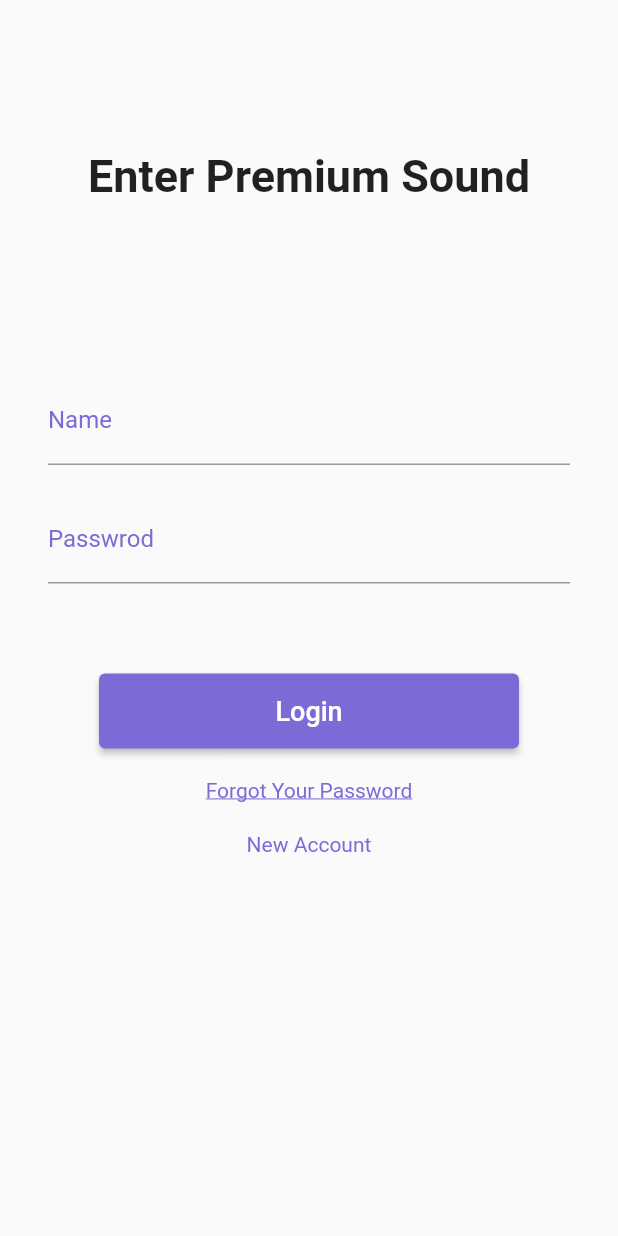
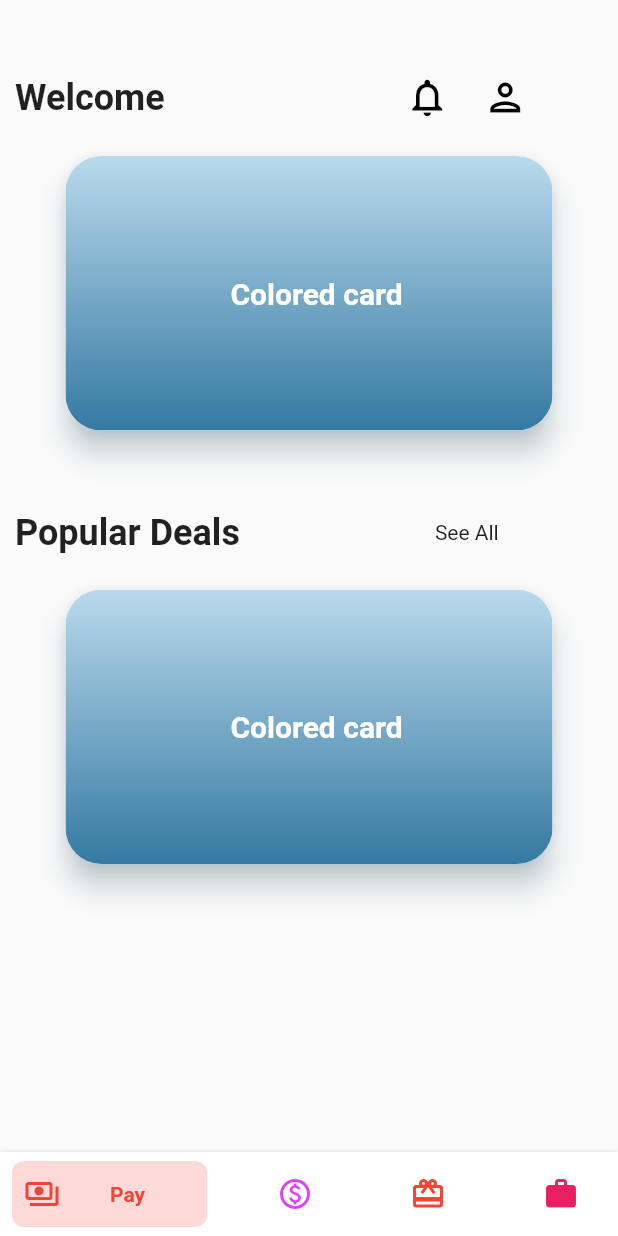
Before and after one commit to ankurk10/Ecommerce-App, a Flutter app: the LoginScreen widget shown alone on an empty page, opened directly, after a tap on "Login", on a phone screen of 412 x 824 dp. Run offline on Flutter 3.47's test engine with Material 2 defaults, Android fonts, the phone set to English and light mode, and no system bars; drawn by our look-alikes of bottom_navy_bar; our stand-ins replace badges.

Commit message:
Added Bottom Navigation and HomeScreen

```diff
--- /dev/null
+++ b/lib/bottom_nav_bar.dart
@@ -0,0 +1,79 @@
+import 'package:flutter/material.dart';
+import 'package:bottom_navy_bar/bottom_navy_bar.dart';
+import 'package:e_commerce_app/home_screen.dart';
+import 'package:e_commerce_app/product_screen.dart';
+import 'package:e_commerce_app/offer_screen.dart';
+import 'package:e_commerce_app/my_account.dart';
+
+void main() => runApp(MyApp());
+
+class MyApp extends StatelessWidget {
+  @override
+  Widget build(BuildContext context) {
+    return MaterialApp(
+      theme: ThemeData(
+        primarySwatch: Colors.blue,
+      ),
+      home: MyHomePage(title: 'Null'),
+    );
+  }
+}
+
+class MyHomePage extends StatefulWidget {
+  MyHomePage({Key? key, required this.title}) : super(key: key);
+
+  final String title;
+
+  @override
+  _MyHomePageState createState() => _MyHomePageState();
+}
+
+class _MyHomePageState extends State<MyHomePage> {
+  int currentIndex = 0;
+  List<Widget> _listPages=[HomeScreen(),ProductScreen(),OfferScreen(),MyAccount()];
+
+  @override
+  Widget build(BuildContext context) {
+    return Scaffold(
+      body: _listPages[currentIndex],
+
+      bottomNavigationBar: BottomNavyBar(
+        selectedIndex: currentIndex,
+        showElevation: true,
+        itemCornerRadius: 8,
+        curve: Curves.easeInBack,
+        onItemSelected: (index) => setState(() {
+          currentIndex = index;
+        }),
+        items: [
+          BottomNavyBarItem(
+            icon: Icon(Icons.payments_outlined),
+            title: Text('Pay'),
+            activeColor: Colors.red,
+            textAlign: TextAlign.center,
+          ),
+          BottomNavyBarItem(
+            icon: Icon(Icons.paid_outlined),
+            title: Text('Rewards'),
+            activeColor: Colors.purpleAccent,
+            textAlign: TextAlign.center,
+          ),
+          BottomNavyBarItem(
+            icon: Icon(Icons.redeem),
+            title: Text(
+              'Benefits',
+            ),
+            activeColor: Colors.red,
+            textAlign: TextAlign.center,
+          ),
+          BottomNavyBarItem(
+            icon: Icon(Icons.work_outlined),
+            title: Text('Career'),
+            activeColor: Colors.pink,
+            textAlign: TextAlign.center,
+          ),
+        ],
+      ),
+    );
+  }
+}
--- /dev/null
+++ b/lib/home_screen.dart
@@ -0,0 +1,143 @@
+import 'package:flutter/material.dart';
+import 'package:badges/badges.dart';
+
+class HomeScreen extends StatelessWidget {
+  const HomeScreen({Key? key}) : super(key: key);
+
+  @override
+  Widget build(BuildContext context) {
+    return Material(
+        child: SingleChildScrollView(
+      child: Column(
+        children: [
+          Padding(
+            padding: const EdgeInsets.only(top: 50, left: 10),
+            child: Row(
+              children: const [
+                Text(
+                  "Welcome",
+                  style: TextStyle(
+                    fontSize: 24,
+                    fontWeight: FontWeight.bold,
+                  ),
+                ),
+                SizedBox(
+                  width: 160,
+                ),
+                Icon(
+                  Icons.notifications_outlined,
+                  color: Colors.black,
+                  size: 30.0,
+                ),
+                SizedBox(
+                  width: 22,
+                ),
+                Icon(
+                  Icons.person_outlined,
+                  color: Colors.black,
+                  size: 30.0,
+                )
+              ],
+            ),
+          ),
+          Padding(
+
+            padding:
+                const EdgeInsets.only(left: 10, top: 20, right: 10, bottom: 50),
+            child: Card(
+                shadowColor: Color(0xffBADAED),
+                elevation: 8,
+                clipBehavior: Clip.antiAlias,
+                shape: RoundedRectangleBorder(
+                  borderRadius: BorderRadius.circular(24),
+                ),
+                child: Container(
+                  decoration: BoxDecoration(
+                    gradient: LinearGradient(
+                      colors: [Color(0xffBADAED), Color(0xff3579A2)],
+                      begin: Alignment.topCenter,
+                      end: Alignment.bottomCenter,
+                    ),
+                  ),
+                  padding: EdgeInsets.only(
+                      left: 110, top: 80, right: 100, bottom: 80),
+                  child: Column(
+                      crossAxisAlignment: CrossAxisAlignment.start,
+                      children: [
+                        Text(
+                          'Colored card',
+                          style: TextStyle(
+                            fontSize: 20,
+                            color: Colors.white,
+                            fontWeight: FontWeight.bold,
+                          ),
+                        ),
+                      ]),
+                )),
+          ),
+
+
+          Padding(
+            padding: const EdgeInsets.only(left: 10),
+            child: Row(
+              children: [
+                Text(
+                  "Popular Deals",
+                  style: TextStyle(
+                    fontSize: 24,
+                    fontWeight: FontWeight.bold,
+                  ),
+                ),
+                SizedBox(
+                  width: 130,
+                ),
+                Text(
+                  "See All",
+                  style: TextStyle(
+                    fontSize: 14,
+                  ),
+                ),
+              ],
+            ),
+          ),
+
+          Padding(
+
+            padding:
+            const EdgeInsets.only(left: 10, top: 20, right: 10, bottom: 50),
+            child: Card(
+                shadowColor: Color(0xffBADAED),
+                elevation: 8,
+                clipBehavior: Clip.antiAlias,
+                shape: RoundedRectangleBorder(
+                  borderRadius: BorderRadius.circular(24),
+                ),
+                child: Container(
+                  decoration: const BoxDecoration(
+                    gradient: LinearGradient(
+                      colors: [Color(0xffBADAED), Color(0xff3579A2)],
+                      begin: Alignment.topCenter,
+                      end: Alignment.bottomCenter,
+                    ),
+                  ),
+                  padding: const EdgeInsets.only(
+                      left: 110, top: 80, right: 100, bottom: 80),
+                  child: Column(
+                      crossAxisAlignment: CrossAxisAlignment.start,
+                      children: const [
+                        Text(
+                          'Colored card',
+                          style: TextStyle(
+                            fontSize: 20,
+                            color: Colors.white,
+                            fontWeight: FontWeight.bold,
+                          ),
+                        ),
+                      ]),
+                )),
+          ),
+        ],
+      ),
+    ));
+  }
+}
--- a/lib/login_screen.dart
+++ b/lib/login_screen.dart
@@ -1,4 +1,6 @@
 import 'package:flutter/material.dart';
+import 'package:e_commerce_app/home_screen.dart';
+import 'package:e_commerce_app/bottom_nav_bar.dart';
 
 class LoginScreen extends StatelessWidget {
   const LoginScreen({Key? key}) : super(key: key);
@@ -72,7 +74,13 @@ class LoginScreen extends StatelessWidget {
                     minimumSize: Size(280, 50),
                   ),
                   onPressed: ()
-                  {},
+                  {
+                    Navigator.of(context).push(MaterialPageRoute(
+                        builder: (context){
+                          return MyApp();
+                        }
+                    ));
+                  },
                 ),
 
                 SizedBox(
--- /dev/null
+++ b/lib/my_account.dart
@@ -0,0 +1,10 @@
+import 'package:flutter/material.dart';
+
+class MyAccount extends StatelessWidget {
+  const MyAccount({Key? key}) : super(key: key);
+
+  @override
+  Widget build(BuildContext context) {
+    return Container();
+  }
+}
--- /dev/null
+++ b/lib/offer_screen.dart
@@ -0,0 +1,10 @@
+import 'package:flutter/material.dart';
+
+class OfferScreen extends StatelessWidget {
+  const OfferScreen({Key? key}) : super(key: key);
+
+  @override
+  Widget build(BuildContext context) {
+    return Container();
+  }
+}
--- /dev/null
+++ b/lib/product_screen.dart
@@ -0,0 +1,10 @@
+import 'package:flutter/material.dart';
+
+class ProductScreen extends StatelessWidget {
+  const ProductScreen({Key? key}) : super(key: key);
+
+  @override
+  Widget build(BuildContext context) {
+    return Container();
+  }
+}
--- a/pubspec.yaml
+++ b/pubspec.yaml
@@ -29,6 +29,8 @@ environment:
 dependencies:
   flutter:
     sdk: flutter
+  badges: ^2.0.1
+  bottom_navy_bar: ^6.0.0
 
 
   # The following adds the Cupertino Icons font to your application.
```
Also changed, not shown: pubspec.lock.
